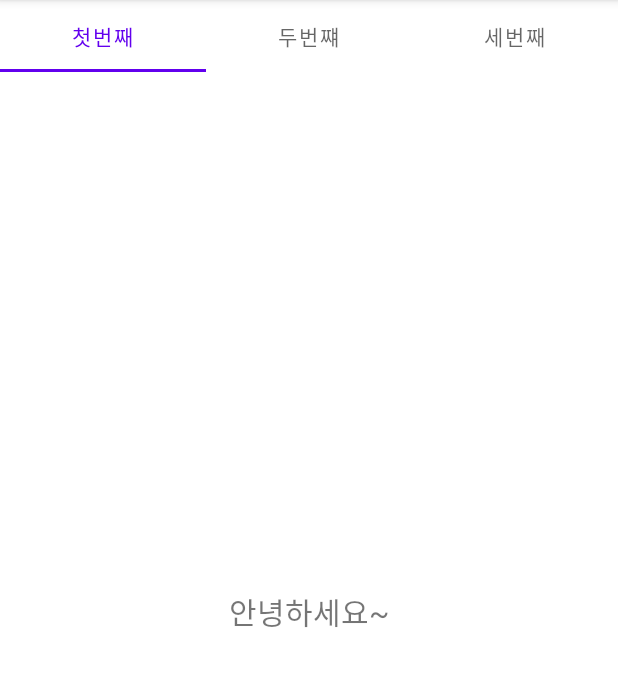
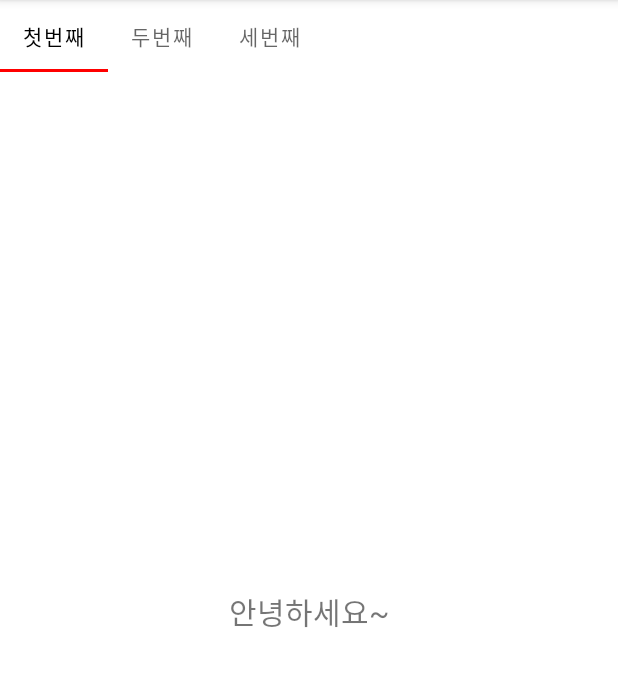
Before and after one commit to Eundding/AndroidStudy, an Android app: the screen it shows after launch (MainActivity), on a phone screen of 412 x 824 dp, the part 84-771 px from its top. Run offline under Robolectric (Android 15) with nearby library versions, the phone set to English and light mode, and no system bars.

Commit message:
Change Tablaout text color, indicator color

```diff
--- a/ViewPager/app/src/main/java/com/eunjeong/viewpager/adapters/MainViewPagerAdapter.kt
+++ b/ViewPager/app/src/main/java/com/eunjeong/viewpager/adapters/MainViewPagerAdapter.kt
@@ -10,14 +10,19 @@ import com.eunjeong.viewpager.fragments.ThirdFragment
 class MainViewPagerAdapter(fm: FragmentManager) : FragmentPagerAdapter(fm) {
     //페이지별 제목 설정
     override fun getPageTitle(position: Int): CharSequence? {
-        if (position == 0){
-            return "첫번째"
-        }
-        else if (position == 1){
-            return "두번쨰"
-        }
-        else{
-            return "세번째"
+//        if (position == 0){
+//            return "첫번째"
+//        }
+//        else if (position == 1){
+//            return "두번쨰"
+//        }
+//        else{
+//            return "세번째"
+//        }
+        return when(position){
+            0 -> "첫번째"
+            1->"두번째"
+            else -> "세번째"
         }
     }
 
@@ -26,14 +31,19 @@ class MainViewPagerAdapter(fm: FragmentManager) : FragmentPagerAdapter(fm) {
     }
 
     override fun getItem(position: Int): Fragment {
-        if (position == 0){
-            return FirstFragment()
-        }
-        else if (position == 1){
-            return SecondFragment()
-        }
-        else{
-            return ThirdFragment()
+//        if (position == 0){
+//            return FirstFragment()
+//        }
+//        else if (position == 1){
+//            return SecondFragment()
+//        }
+//        else{
+//            return ThirdFragment()
+//        }
+        return when(position){
+            0 -> FirstFragment()
+            1 -> SecondFragment()
+            else -> ThirdFragment()
         }
     }
 
--- a/ViewPager/app/src/main/res/layout/activity_main.xml
+++ b/ViewPager/app/src/main/res/layout/activity_main.xml
@@ -11,7 +11,11 @@
     <com.google.android.material.tabs.TabLayout
         android:id="@+id/myTablayout"
         android:layout_width="match_parent"
-        android:layout_height="wrap_content" />
+        android:layout_height="wrap_content"
+        app:tabSelectedTextColor="@color/black"
+        app:tabIndicatorColor="#FF0000"
+        app:tabMode="scrollable"/>  <!--필요한 만큼 보여줌-->
+
 
     <androidx.viewpager.widget.ViewPager
         android:id="@+id/mainViewPager"
```
